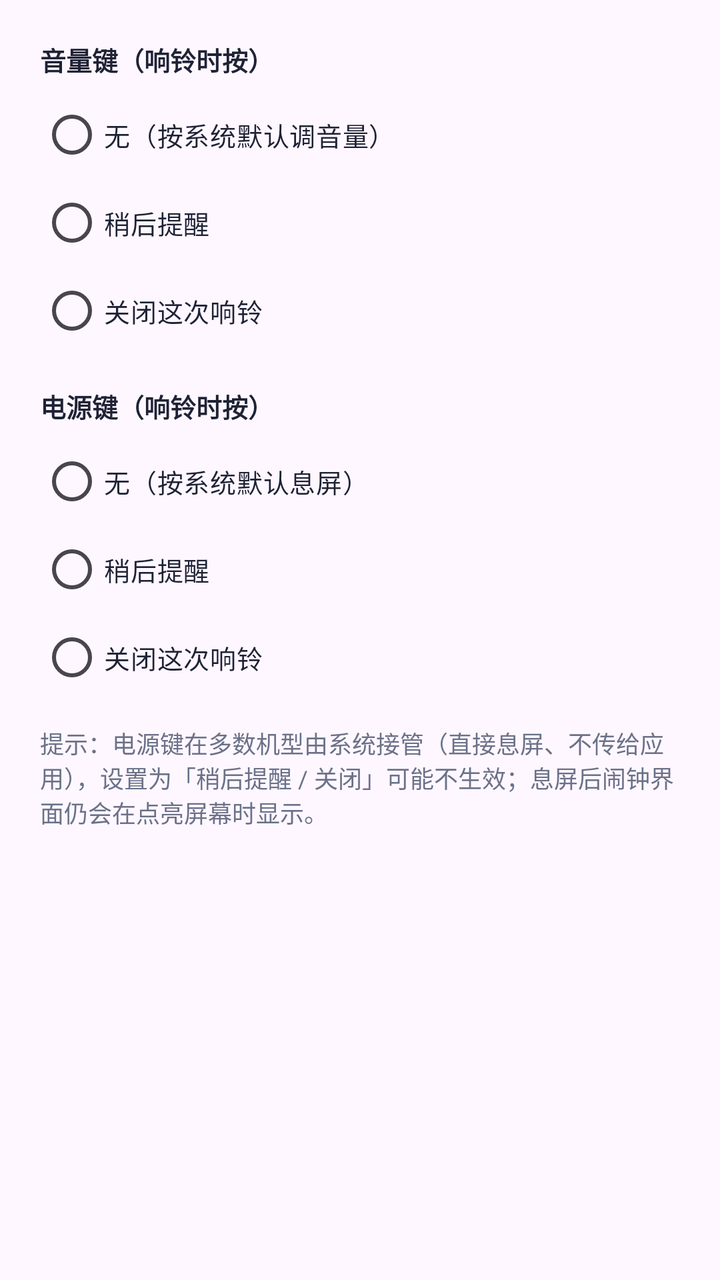
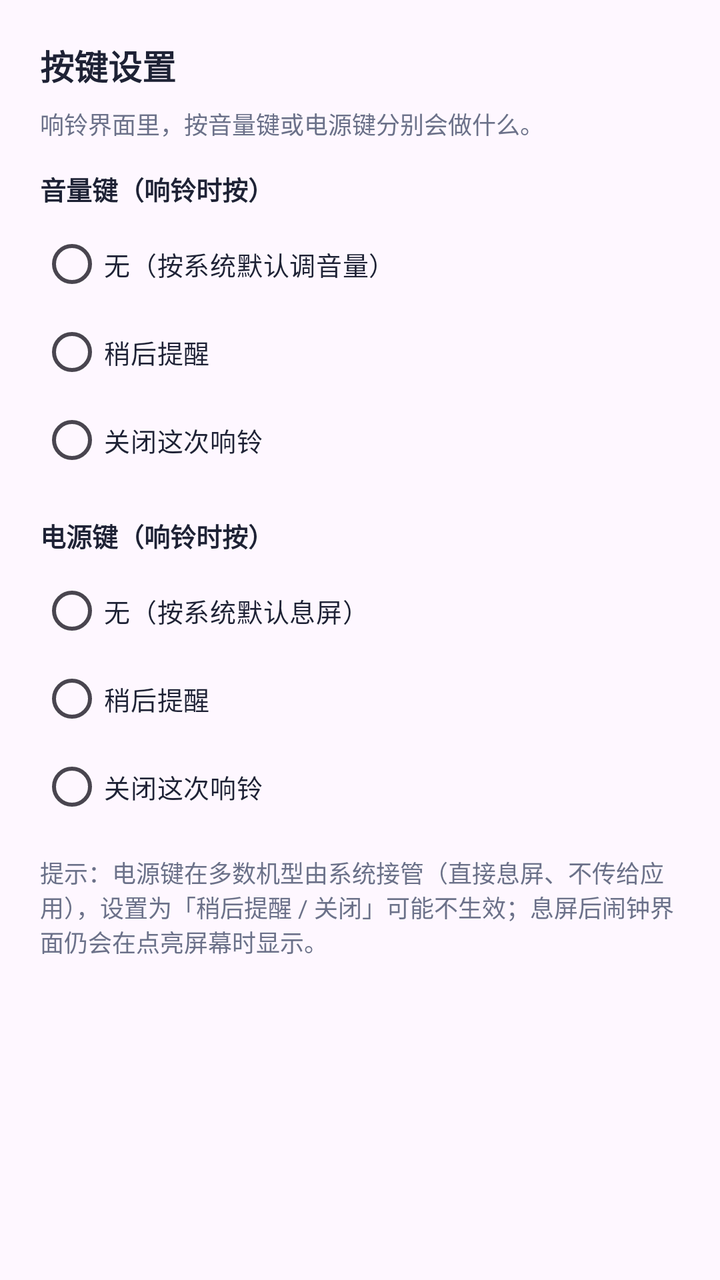

An Android layout rendered at two revisions. The XML below is the earlier revision; the diff shows what the commit changed to produce the second picture.
<!-- AndroidManifest.xml: application theme Theme.DaxiaoWeekAlarm -->
<!-- res/layout/dialog_keys.xml -->
<?xml version="1.0" encoding="utf-8"?>
<LinearLayout xmlns:android="http://schemas.android.com/apk/res/android"
    android:layout_width="match_parent"
    android:layout_height="wrap_content"
    android:orientation="vertical"
    android:padding="20dp">

    <TextView
        style="@style/FieldLabel"
        android:layout_width="wrap_content"
        android:layout_height="wrap_content"
        android:text="音量键（响铃时按）" />

    <RadioGroup
        android:id="@+id/rg_volkey"
        android:layout_width="match_parent"
        android:layout_height="wrap_content"
        android:layout_marginTop="6dp"
        android:orientation="vertical">

        <RadioButton
            android:id="@+id/rb_volkey_none"
            style="@style/WeekRadio"
            android:layout_width="match_parent"
            android:layout_height="wrap_content"
            android:minHeight="44dp"
            android:text="无（按系统默认调音量）" />

        <RadioButton
            android:id="@+id/rb_volkey_snooze"
            style="@style/WeekRadio"
            android:layout_width="match_parent"
            android:layout_height="wrap_content"
            android:minHeight="44dp"
            android:text="稍后提醒" />

        <RadioButton
            android:id="@+id/rb_volkey_stop"
            style="@style/WeekRadio"
            android:layout_width="match_parent"
            android:layout_height="wrap_content"
            android:minHeight="44dp"
            android:text="关闭这次响铃" />
    </RadioGroup>

    <TextView
        style="@style/FieldLabel"
        android:layout_width="wrap_content"
        android:layout_height="wrap_content"
        android:layout_marginTop="16dp"
        android:text="电源键（响铃时按）" />

    <RadioGroup
        android:id="@+id/rg_powerkey"
        android:layout_width="match_parent"
        android:layout_height="wrap_content"
        android:layout_marginTop="6dp"
        android:orientation="vertical">

        <RadioButton
            android:id="@+id/rb_powerkey_none"
            style="@style/WeekRadio"
            android:layout_width="match_parent"
            android:layout_height="wrap_content"
            android:minHeight="44dp"
            android:text="无（按系统默认息屏）" />

        <RadioButton
            android:id="@+id/rb_powerkey_snooze"
            style="@style/WeekRadio"
            android:layout_width="match_parent"
            android:layout_height="wrap_content"
            android:minHeight="44dp"
            android:text="稍后提醒" />

        <RadioButton
            android:id="@+id/rb_powerkey_stop"
            style="@style/WeekRadio"
            android:layout_width="match_parent"
            android:layout_height="wrap_content"
            android:minHeight="44dp"
            android:text="关闭这次响铃" />
    </RadioGroup>

    <TextView
        android:layout_width="match_parent"
        android:layout_height="wrap_content"
        android:layout_marginTop="12dp"
        android:text="提示：电源键在多数机型由系统接管（直接息屏、不传给应用），设置为「稍后提醒 / 关闭」可能不生效；息屏后闹钟界面仍会在点亮屏幕时显示。"
        android:textColor="@color/sub"
        android:textSize="12sp" />
</LinearLayout>
<!-- resources referenced by this layout -->
<resources>
  <color name="sub">#6B7189</color>
  <style name="FieldLabel">
          <item name="android:textColor">@color/ink</item>
          <item name="android:textSize">13sp</item>
          <item name="android:textStyle">bold</item>
      </style>
  <style name="WeekRadio">
          <item name="android:textSize">13sp</item>
          <item name="android:textColor">@color/ink</item>
          <item name="android:buttonTint">@color/indigo</item>
      </style>
  <style name="Theme.DaxiaoWeekAlarm" parent="Theme.Material3.DayNight.NoActionBar">
          <item name="colorPrimary">@color/indigo</item>
          <item name="colorPrimaryVariant">@color/indigo_dark</item>
          <item name="colorOnPrimary">@color/white</item>
          <item name="android:statusBarColor">@color/bg</item>
          <item name="android:windowLightStatusBar">true</item>
      </style>
  <color name="ink">#1E2235</color>
  <color name="indigo">#4F46E5</color>
  <color name="indigo_dark">#4338CA</color>
  <color name="white">#FFFFFFFF</color>
  <color name="bg">#F4F5FB</color>
</resources>

<!-- the commit's change to res/layout/dialog_keys.xml (unified diff, before → after) -->
@@ -6,9 +6,27 @@
     android:padding="20dp">
 
     <TextView
+        android:layout_width="wrap_content"
+        android:layout_height="wrap_content"
+        android:text="@string/dialog_keys_title"
+        android:textColor="@color/ink"
+        android:textSize="17sp"
+        android:textStyle="bold" />
+
+    <TextView
+        android:layout_width="match_parent"
+        android:layout_height="wrap_content"
+        android:layout_marginTop="8dp"
+        android:lineSpacingMultiplier="1.2"
+        android:text="@string/dialog_keys_message"
+        android:textColor="@color/sub"
+        android:textSize="12sp" />
+
+    <TextView
         style="@style/FieldLabel"
         android:layout_width="wrap_content"
         android:layout_height="wrap_content"
+        android:layout_marginTop="14dp"
         android:text="音量键（响铃时按）" />
 
     <RadioGroup
<!-- resource entries referenced after the edit -->
@@ -1,6 +1,8 @@
 <!-- resources referenced by this layout -->
 <resources>
   <color name="sub">#6B7189</color>
+  <string name="dialog_keys_message">响铃界面里，按音量键或电源键分别会做什么。</string>
+  <string name="dialog_keys_title">按键设置</string>
   <style name="FieldLabel">
           <item name="android:textColor">@color/ink</item>
           <item name="android:textSize">13sp</item>
